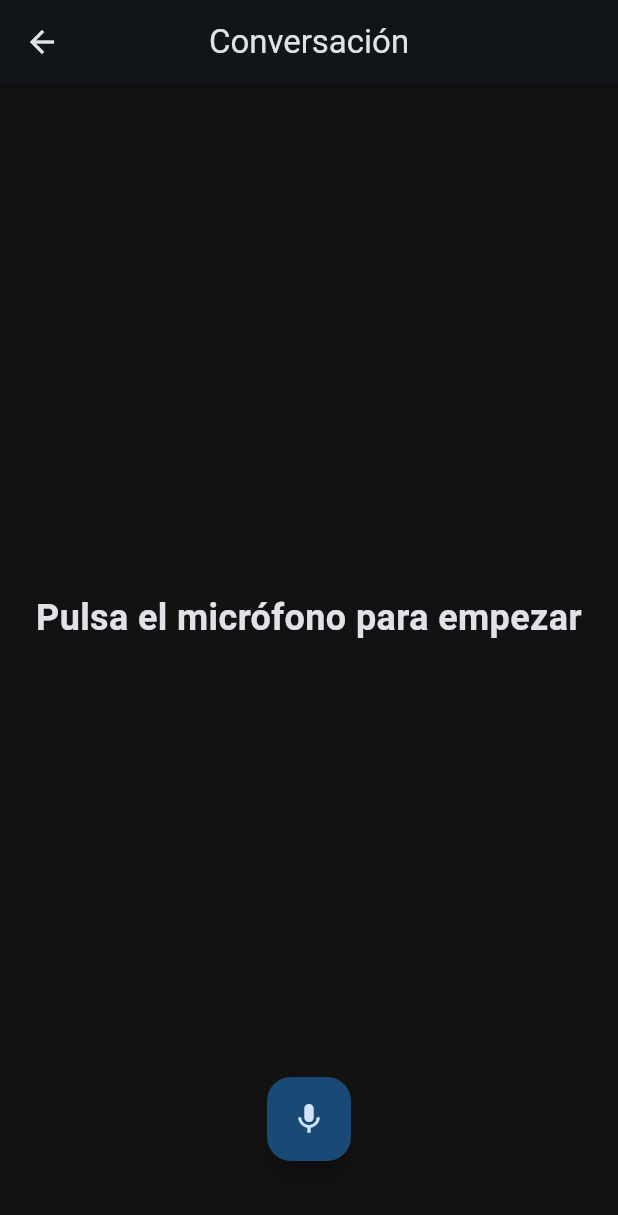
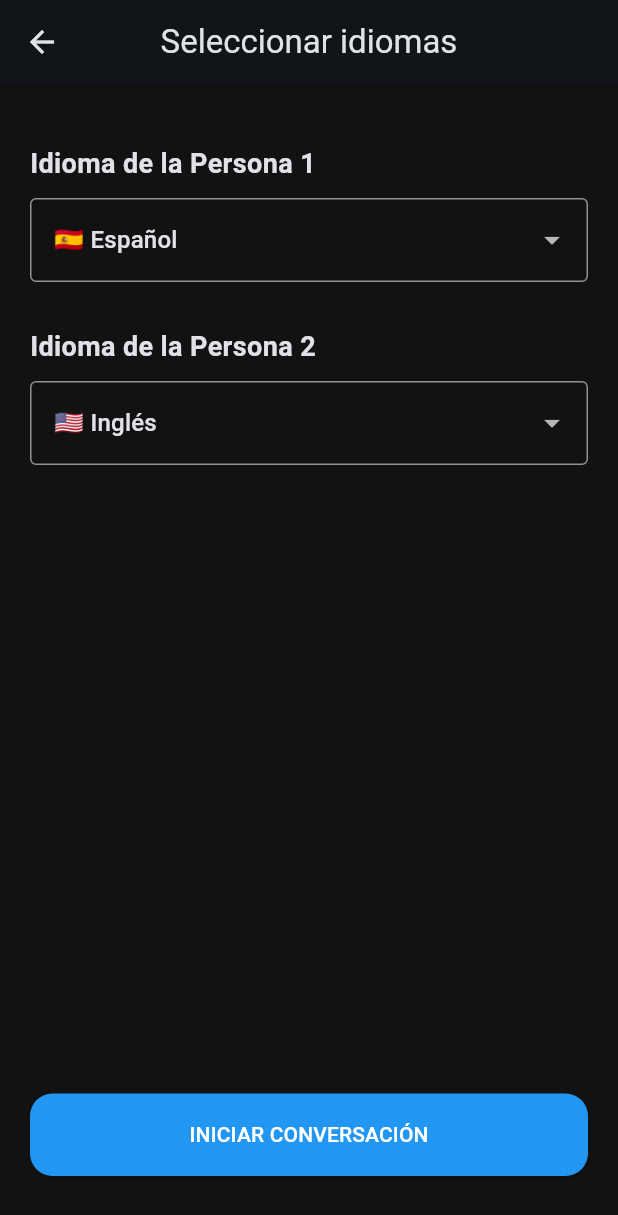
Before and after one commit to pedrombo88/nexa-voice-ai, a Flutter app: the LanguageScreen screen opened directly, on a phone screen of 412 x 824 dp. Shown: the top 1215 px of the screen. Run offline on Flutter 3.47's test engine with Material 3 defaults, Android fonts, the phone set to English and light mode, and no system bars; our stand-ins replace flutter_tts, speech_to_text; missing offline and left inert: google_mlkit_translation.

Commit message:
feat: conversación bidireccional y mejora del modelo de idiomas

```diff
--- /dev/null
+++ b/lib/models/conversation_mode.dart
@@ -0,0 +1,4 @@
+enum ConversationMode {
+  person1,
+  person2,
+}
--- a/lib/models/language.dart
+++ b/lib/models/language.dart
@@ -1,12 +1,22 @@
 class Language {
   final String nombre;
   final String bandera;
+
+  /// Código ISO
   final String codigo;
+
+  /// Locale para Speech To Text
+  final String speechLocale;
+
+  /// Locale para Text To Speech
+  final String ttsLocale;
 
   const Language({
     required this.nombre,
     required this.bandera,
     required this.codigo,
+    required this.speechLocale,
+    required this.ttsLocale,
   });
 }
 
@@ -15,30 +25,42 @@ const List<Language> idiomasDisponibles = [
     nombre: 'Español',
     bandera: '🇪🇸',
     codigo: 'es',
+    speechLocale: 'es_ES',
+    ttsLocale: 'es-ES',
   ),
   Language(
     nombre: 'Inglés',
-    bandera: '🇬🇧',
+    bandera: '🇺🇸',
     codigo: 'en',
+    speechLocale: 'en_US',
+    ttsLocale: 'en-US',
   ),
   Language(
     nombre: 'Francés',
     bandera: '🇫🇷',
     codigo: 'fr',
+    speechLocale: 'fr_FR',
+    ttsLocale: 'fr-FR',
   ),
   Language(
     nombre: 'Alemán',
     bandera: '🇩🇪',
     codigo: 'de',
+    speechLocale: 'de_DE',
+    ttsLocale: 'de-DE',
   ),
   Language(
     nombre: 'Italiano',
     bandera: '🇮🇹',
     codigo: 'it',
+    speechLocale: 'it_IT',
+    ttsLocale: 'it-IT',
   ),
   Language(
     nombre: 'Portugués',
     bandera: '🇵🇹',
     codigo: 'pt',
+    speechLocale: 'pt_PT',
+    ttsLocale: 'pt-PT',
   ),
 ];
--- a/lib/providers/language_provider.dart
+++ b/lib/providers/language_provider.dart
@@ -0,0 +1,21 @@
+import 'package:flutter/material.dart';
+
+import '../models/language.dart';
+
+class LanguageProvider extends ChangeNotifier {
+  Language _person1Language = idiomasDisponibles.first;
+  Language _person2Language = idiomasDisponibles[1];
+
+  Language get person1Language => _person1Language;
+  Language get person2Language => _person2Language;
+
+  void setPerson1Language(Language language) {
+    _person1Language = language;
+    notifyListeners();
+  }
+
+  void setPerson2Language(Language language) {
+    _person2Language = language;
+    notifyListeners();
+  }
+}
--- a/lib/screens/language_screen.dart
+++ b/lib/screens/language_screen.dart
@@ -1,5 +1,9 @@
 import 'package:flutter/material.dart';
-import 'package:speech_to_text/speech_to_text.dart';
+import 'package:provider/provider.dart';
+
+import '../models/language.dart';
+import '../providers/language_provider.dart';
+import 'conversation_screen.dart';
 
 class LanguageScreen extends StatefulWidget {
   const LanguageScreen({super.key});
@@ -9,77 +13,108 @@ class LanguageScreen extends StatefulWidget {
 }
 
 class _LanguageScreenState extends State<LanguageScreen> {
-  final SpeechToText speech = SpeechToText();
-
-  bool escuchando = false;
-  String textoReconocido = "Pulsa el micrófono para empezar";
-
-  Future<void> escuchar() async {
-    if (!escuchando) {
-      bool disponible = await speech.initialize();
-
-      if (disponible) {
-        setState(() {
-          escuchando = true;
-        });
-
-        speech.listen(
-          onResult: (resultado) {
-            setState(() {
-              textoReconocido = resultado.recognizedWords;
-            });
-          },
-        );
-      }
-    } else {
-      await speech.stop();
-
-      setState(() {
-        escuchando = false;
-      });
-    }
-  }
-
-  @override
-  void dispose() {
-    speech.stop();
-    super.dispose();
-  }
-
   @override
   Widget build(BuildContext context) {
+    final provider = context.watch<LanguageProvider>();
+
     return Scaffold(
       appBar: AppBar(
-        title: const Text("Conversación"),
+        title: const Text("Seleccionar idiomas"),
         centerTitle: true,
       ),
       body: Padding(
         padding: const EdgeInsets.all(20),
         child: Column(
+          crossAxisAlignment: CrossAxisAlignment.stretch,
           children: [
+            const SizedBox(height: 20),
+
+            const Text(
+              "Idioma de la Persona 1",
+              style: TextStyle(
+                fontSize: 18,
+                fontWeight: FontWeight.bold,
+              ),
+            ),
+
+            const SizedBox(height: 10),
+
+            DropdownButtonFormField<Language>(
+              initialValue: provider.person1Language,
+              decoration: const InputDecoration(
+                border: OutlineInputBorder(),
+              ),
+              items: idiomasDisponibles.map((language) {
+                return DropdownMenuItem<Language>(
+                  value: language,
+                  child: Text(
+                    "${language.bandera} ${language.nombre}",
+                  ),
+                );
+              }).toList(),
+              onChanged: (language) {
+                if (language != null) {
+                  context
+                      .read<LanguageProvider>()
+                      .setPerson1Language(language);
+                }
+              },
+            ),
+
             const SizedBox(height: 30),
 
-            Expanded(
-              child: Center(
-                child: Text(
-                  textoReconocido,
-                  textAlign: TextAlign.center,
-                  style: const TextStyle(
-                    fontSize: 24,
-                    fontWeight: FontWeight.bold,
+            const Text(
+              "Idioma de la Persona 2",
+              style: TextStyle(
+                fontSize: 18,
+                fontWeight: FontWeight.bold,
+              ),
+            ),
+
+            const SizedBox(height: 10),
+
+            DropdownButtonFormField<Language>(
+              initialValue: provider.person2Language,
+              decoration: const InputDecoration(
+                border: OutlineInputBorder(),
+              ),
+              items: idiomasDisponibles.map((language) {
+                return DropdownMenuItem<Language>(
+                  value: language,
+                  child: Text(
+                    "${language.bandera} ${language.nombre}",
                   ),
+                );
+              }).toList(),
+              onChanged: (language) {
+                if (language != null) {
+                  context
+                      .read<LanguageProvider>()
+                      .setPerson2Language(language);
+                }
+              },
+            ),
+
+            const Spacer(),
+
+            SizedBox(
+              height: 55,
+              child: ElevatedButton(
+                onPressed: () {
+                  Navigator.push(
+                    context,
+                    MaterialPageRoute(
+                      builder: (_) => const ConversationScreen(),
+                    ),
+                  );
+                },
+                child: const Text(
+                  "INICIAR CONVERSACIÓN",
                 ),
               ),
             ),
 
-            FloatingActionButton(
-              onPressed: escuchar,
-              child: Icon(
-                escuchando ? Icons.stop : Icons.mic,
-              ),
-            ),
-
-            const SizedBox(height: 30),
+            const SizedBox(height: 20),
           ],
         ),
       ),
--- a/pubspec.yaml
+++ b/pubspec.yaml
@@ -37,6 +37,7 @@ dependencies:
   speech_to_text: ^7.4.0
   google_mlkit_translation: ^0.14.0
   flutter_tts: ^4.2.5
+  provider: ^6.1.5+1
 
 dev_dependencies:
   flutter_test:
```
Also changed, not shown: lib/app/app.dart (+18 -0 lines), lib/main.dart (+10 -17 lines), lib/screens/conversation_screen.dart (+73 -34 lines), pubspec.lock.
